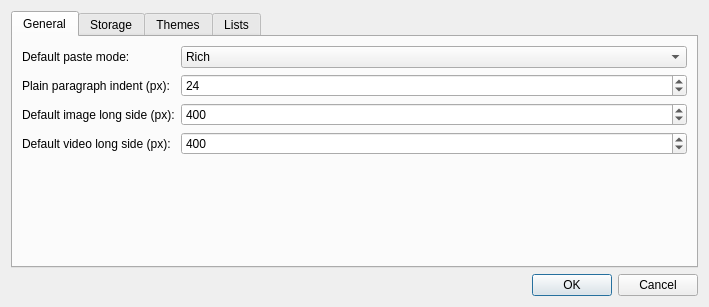
Before: the Qt Designer form settings_dialog.ui in don-fink/NoteBook, drawn with Qt 5.
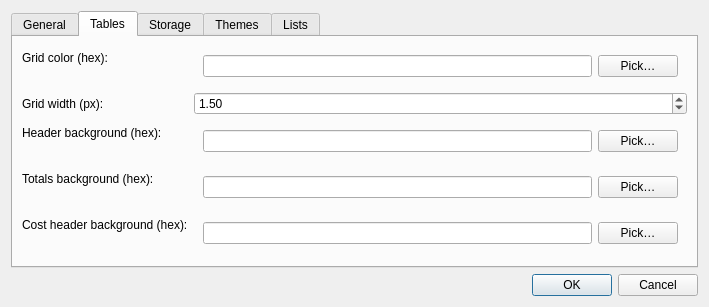
After: the same form once the commit is applied. The open tabs and pages were chosen to show the change.

Diff of the .ui file:
```diff
--- a/settings_dialog.ui
+++ b/settings_dialog.ui
@@ -123,6 +123,128 @@
        </item>
       </layout>
      </widget>
+      <widget class="QWidget" name="tabTables">
+       <attribute name="title">
+        <string>Tables</string>
+       </attribute>
+       <layout class="QFormLayout" name="formLayoutTables">
+        <item row="0" column="0">
+         <widget class="QLabel" name="labelGridColor">
+         <property name="text">
+          <string>Grid color (hex):</string>
+         </property>
+         </widget>
+        </item>
+        <item row="0" column="1">
+         <widget class="QWidget" name="widgetGridColor" native="true">
+         <layout class="QHBoxLayout" name="hLayoutGridColor">
+          <item>
+           <widget class="QLineEdit" name="editGridColor"/>
+          </item>
+          <item>
+           <widget class="QPushButton" name="btnPickGridColor">
+            <property name="text">
+            <string>Pick…</string>
+            </property>
+           </widget>
+          </item>
+         </layout>
+         </widget>
+        </item>
+        <item row="1" column="0">
+         <widget class="QLabel" name="labelGridWidth">
+         <property name="text">
+          <string>Grid width (px):</string>
+         </property>
+         </widget>
+        </item>
+        <item row="1" column="1">
+         <widget class="QDoubleSpinBox" name="spinGridWidth">
+         <property name="minimum">
+          <double>0.5</double>
+         </property>
+         <property name="maximum">
+          <double>6.0</double>
+         </property>
+         <property name="singleStep">
+          <double>0.5</double>
+         </property>
+         <property name="value">
+          <double>1.5</double>
+         </property>
+         </widget>
+        </item>
+        <item row="2" column="0">
+         <widget class="QLabel" name="labelHeaderBg">
+         <property name="text">
+          <string>Header background (hex):</string>
+         </property>
+         </widget>
+        </item>
+        <item row="2" column="1">
+         <widget class="QWidget" name="widgetHeaderBg" native="true">
+         <layout class="QHBoxLayout" name="hLayoutHeaderBg">
+          <item>
+           <widget class="QLineEdit" name="editHeaderBg"/>
+          </item>
+          <item>
+           <widget class="QPushButton" name="btnPickHeaderBg">
+            <property name="text">
+            <string>Pick…</string>
+            </property>
+           </widget>
+          </item>
+         </layout>
+         </widget>
+        </item>
+        <item row="3" column="0">
+         <widget class="QLabel" name="labelTotalsBg">
+         <property name="text">
+          <string>Totals background (hex):</string>
+         </property>
+         </widget>
+        </item>
+        <item row="3" column="1">
+         <widget class="QWidget" name="widgetTotalsBg" native="true">
+         <layout class="QHBoxLayout" name="hLayoutTotalsBg">
+          <item>
+           <widget class="QLineEdit" name="editTotalsBg"/>
+          </item>
+          <item>
+           <widget class="QPushButton" name="btnPickTotalsBg">
+            <property name="text">
+            <string>Pick…</string>
+            </property>
+           </widget>
+          </item>
+         </layout>
+         </widget>
+        </item>
+        <item row="4" column="0">
+         <widget class="QLabel" name="labelCostHeaderBg">
+         <property name="text">
+          <string>Cost header background (hex):</string>
+         </property>
+         </widget>
+        </item>
+        <item row="4" column="1">
+         <widget class="QWidget" name="widgetCostHeaderBg" native="true">
+         <layout class="QHBoxLayout" name="hLayoutCostHeaderBg">
+          <item>
+           <widget class="QLineEdit" name="editCostHeaderBg"/>
+          </item>
+          <item>
+           <widget class="QPushButton" name="btnPickCostHeaderBg">
+            <property name="text">
+            <string>Pick…</string>
+            </property>
+           </widget>
+          </item>
+         </layout>
+         </widget>
+        </item>
+       </layout>
+      </widget>
      <widget class="QWidget" name="tabStorage">
       <attribute name="title">
        <string>Storage</string>
```
Left out of the diff: 7 changed lines with no effect on the pictures.
